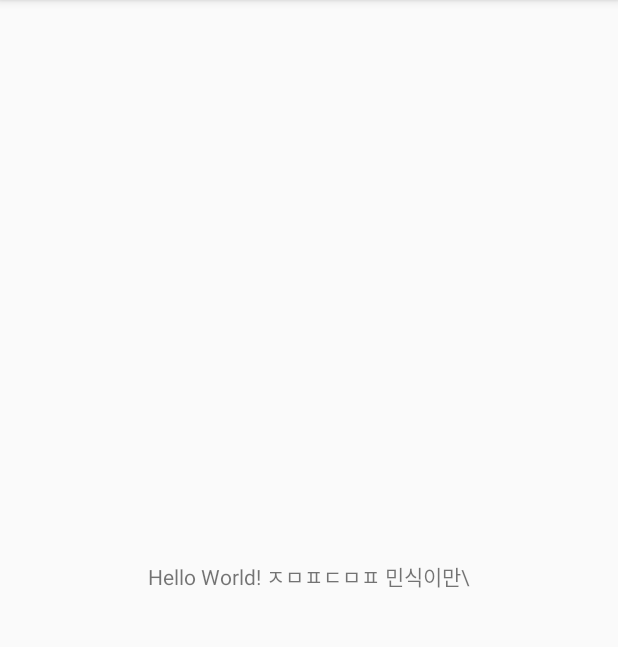
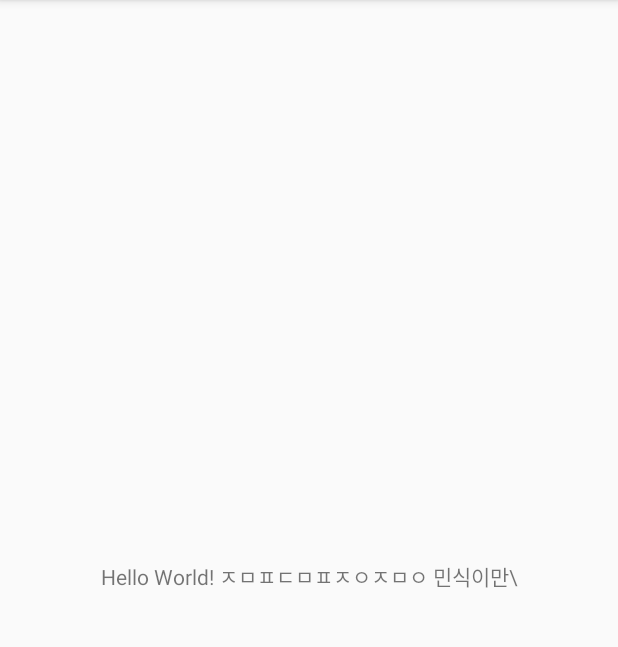
Before and after one commit to jangDta/HandiCab, an Android app: the screen it shows after launch (MainActivity), on a phone screen of 412 x 824 dp, the part 84-731 px from its top. Run offline under Robolectric (Android 15) with nearby library versions, the phone set to English and light mode, and no system bars.

Commit message:
ㅅ브랜치생성

```diff
--- a/HandiCab1/app/src/main/res/layout/activity_main.xml
+++ b/HandiCab1/app/src/main/res/layout/activity_main.xml
@@ -9,7 +9,7 @@
     <TextView
         android:layout_width="wrap_content"
         android:layout_height="wrap_content"
-        android:text="Hello World! ㅈㅁㅍㄷㅁㅍ 민식이만\\\"
+        android:text="Hello World! ㅈㅁㅍㄷㅁㅍㅈㅇㅈㅁㅇ 민식이만\\\"
         app:layout_constraintBottom_toBottomOf="parent"
         app:layout_constraintLeft_toLeftOf="parent"
         app:layout_constraintRight_toRightOf="parent"
```
